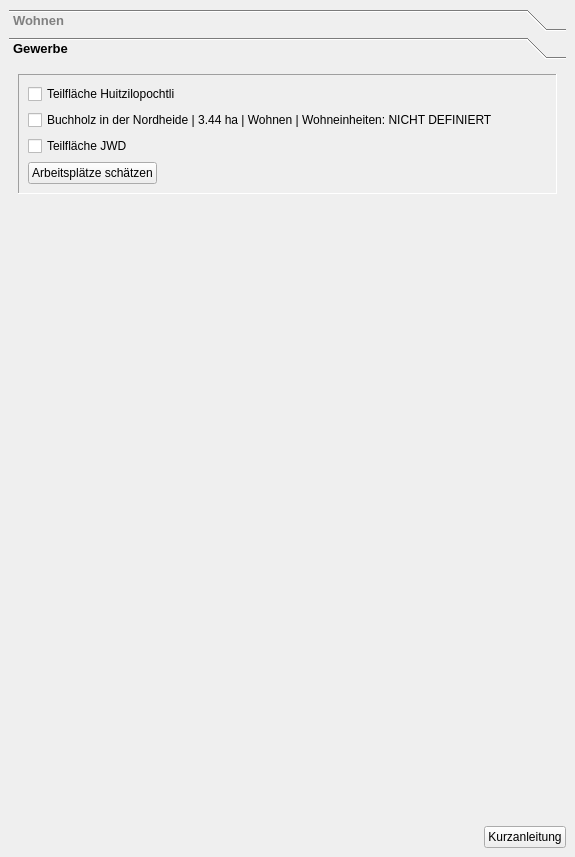
The window that projektcheck/ui/ProjektCheck_dockwidget_analysis_01-BA.ui (projektcheck/ProjektCheck-QGIS) describes before a commit, drawn with Qt 5.
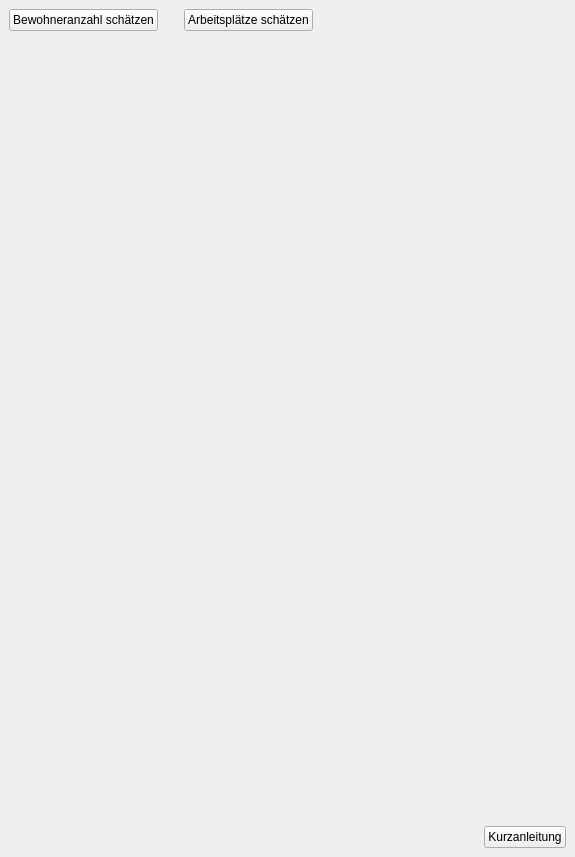
The same window after the commit. The open tabs and pages were chosen to show the change. Icons and pictures are not drawn.

The edit to the form file:
```diff
--- a/projektcheck/ui/ProjektCheck_dockwidget_analysis_01-BA.ui
+++ b/projektcheck/ui/ProjektCheck_dockwidget_analysis_01-BA.ui
@@ -55,54 +55,9 @@
   <widget class="QWidget" name="dockWidgetContents">
    <layout class="QVBoxLayout" name="verticalLayout">
     <item>
-     <widget class="QToolBox" name="toolBox">
-      <property name="sizePolicy">
-       <sizepolicy hsizetype="Preferred" vsizetype="Preferred">
-        <horstretch>0</horstretch>
-        <verstretch>0</verstretch>
-       </sizepolicy>
-      </property>
-      <property name="currentIndex">
-       <number>0</number>
-      </property>
-      <widget class="QWidget" name="page">
-       <property name="geometry">
-        <rect>
-         <x>0</x>
-         <y>0</y>
-         <width>557</width>
-         <height>731</height>
-        </rect>
-       </property>
-       <attribute name="label">
-        <string>Wohnen</string>
-       </attribute>
-       <layout class="QVBoxLayout" name="verticalLayout_2">
+     <layout class="QHBoxLayout" name="horizontalLayout_2">
         <item>
-         <widget class="QFrame" name="frame">
-          <property name="frameShape">
-           <enum>QFrame::Panel</enum>
-          </property>
-          <property name="frameShadow">
-           <enum>QFrame::Sunken</enum>
-          </property>
-          <layout class="QVBoxLayout" name="verticalLayout_4">
-           <item>
-            <widget class="QCheckBox" name="checkBox_3">
-             <property name="text">
-              <string>Teilfläche Quetzalcoatl</string>
-             </property>
-            </widget>
-           </item>
-           <item>
-            <widget class="QCheckBox" name="checkBox">
-             <property name="text">
-              <string>Teilfläche Schubidu</string>
-             </property>
-            </widget>
-           </item>
-           <item>
-            <widget class="QPushButton" name="pushButton">
+       <widget class="QPushButton" name="inhabitants_button">
              <property name="sizePolicy">
               <sizepolicy hsizetype="Fixed" vsizetype="Fixed">
                <horstretch>0</horstretch>
@@ -121,69 +76,24 @@
              </property>
             </widget>
            </item>
-          </layout>
-         </widget>
-        </item>
         <item>
-         <spacer name="verticalSpacer_3">
+       <spacer name="horizontalSpacer_2">
           <property name="orientation">
-           <enum>Qt::Vertical</enum>
+         <enum>Qt::Horizontal</enum>
+        </property>
+        <property name="sizeType">
+         <enum>QSizePolicy::Fixed</enum>
           </property>
           <property name="sizeHint" stdset="0">
            <size>
             <width>20</width>
-            <height>40</height>
+          <height>20</height>
            </size>
           </property>
          </spacer>
         </item>
-       </layout>
-      </widget>
-      <widget class="QWidget" name="page_2">
-       <property name="geometry">
-        <rect>
-         <x>0</x>
-         <y>0</y>
-         <width>557</width>
-         <height>731</height>
-        </rect>
-       </property>
-       <attribute name="label">
-        <string>Gewerbe</string>
-       </attribute>
-       <layout class="QVBoxLayout" name="verticalLayout_3">
         <item>
-         <widget class="QFrame" name="frame_2">
-          <property name="frameShape">
-           <enum>QFrame::Panel</enum>
-          </property>
-          <property name="frameShadow">
-           <enum>QFrame::Sunken</enum>
-          </property>
-          <layout class="QVBoxLayout" name="verticalLayout_5">
-           <item>
-            <widget class="QCheckBox" name="checkBox_5">
-             <property name="text">
-              <string>Teilfläche Huitzilopochtli</string>
-             </property>
-            </widget>
-           </item>
-           <item>
-            <widget class="QCheckBox" name="checkBox_6">
-             <property name="text">
-              <string>Buchholz in der Nordheide | 3.44 ha | Wohnen | Wohneinheiten: NICHT DEFINIERT</string>
-             </property>
-            </widget>
-           </item>
-           <item>
-            <widget class="QCheckBox" name="checkBox_4">
-             <property name="text">
-              <string>Teilfläche JWD</string>
-             </property>
-            </widget>
-           </item>
-           <item>
-            <widget class="QPushButton" name="pushButton_2">
+       <widget class="QPushButton" name="jobs_button">
              <property name="sizePolicy">
               <sizepolicy hsizetype="Fixed" vsizetype="Fixed">
                <horstretch>0</horstretch>
@@ -205,8 +115,20 @@
              </property>
             </widget>
            </item>
-          </layout>
-         </widget>
+      <item>
+       <spacer name="horizontalSpacer">
+        <property name="orientation">
+         <enum>Qt::Horizontal</enum>
+        </property>
+        <property name="sizeHint" stdset="0">
+         <size>
+          <width>40</width>
+          <height>20</height>
+         </size>
+        </property>
+       </spacer>
+      </item>
+     </layout>
         </item>
         <item>
          <spacer name="verticalSpacer_4">
@@ -221,24 +143,8 @@
           </property>
          </spacer>
         </item>
-       </layout>
-      </widget>
-     </widget>
-    </item>
     <item>
      <layout class="QHBoxLayout" name="horizontalLayout">
-      <property name="leftMargin">
-       <number>0</number>
-      </property>
-      <property name="topMargin">
-       <number>0</number>
-      </property>
-      <property name="rightMargin">
-       <number>0</number>
-      </property>
-      <property name="bottomMargin">
-       <number>0</number>
-      </property>
       <item>
        <spacer name="horizontalSpacer_3">
         <property name="orientation">
```
Lines whose indentation alone changed are shown as unchanged.
